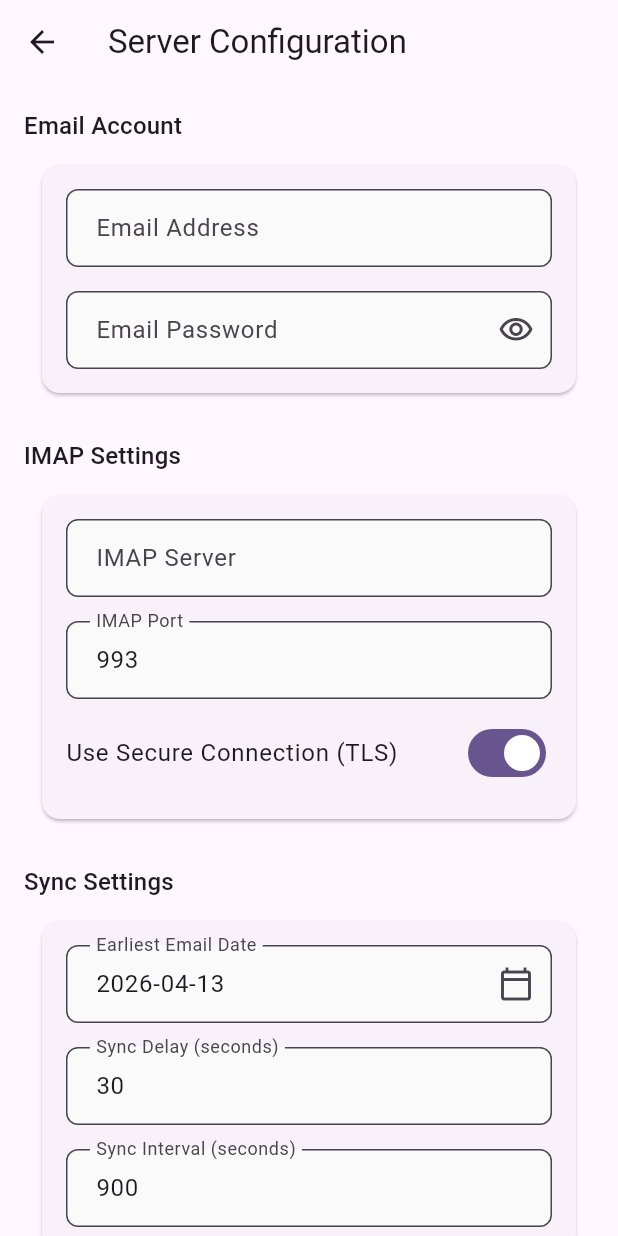
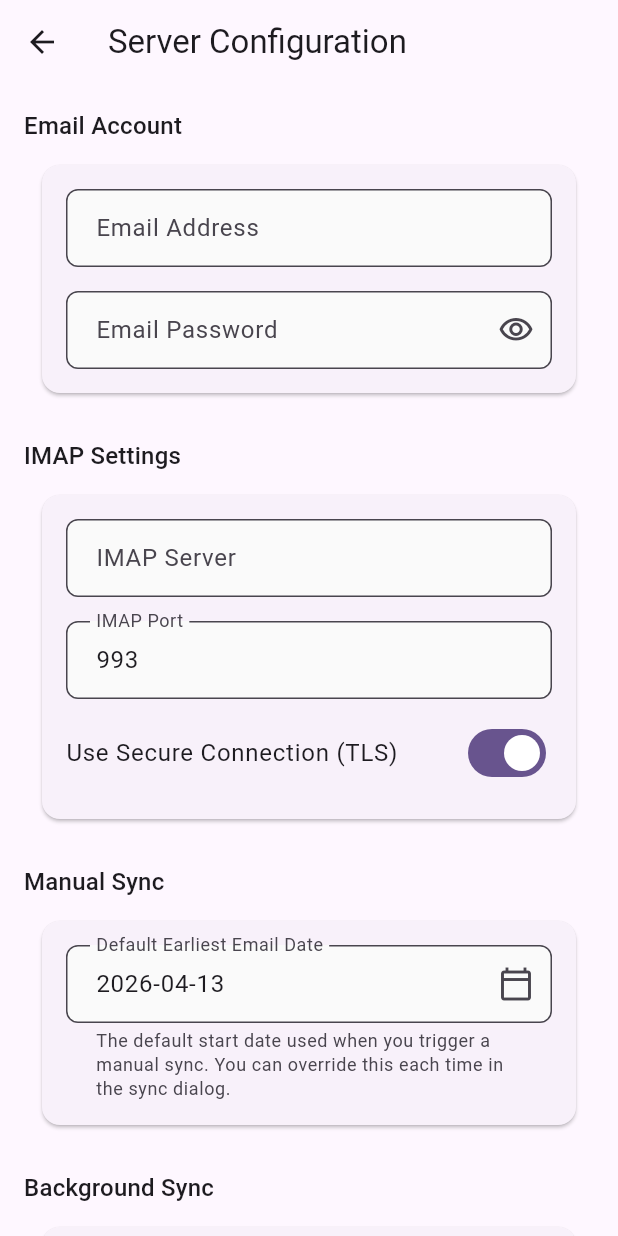
Before and after one commit to KwasiAsante/UtilityBillsManager, a Flutter app: the ServerConfigScreen screen opened directly, on a phone screen of 412 x 824 dp. Run offline on Flutter 3.47's test engine with Material 3 defaults, Android fonts, the phone set to English and light mode, and no system bars; our stand-ins replace cross_file, firebase_core, firebase_messaging, flutter_local_notifications, google_sign_in, logger and 8 more; missing offline and left inert: cryptography, dart:js_interop, enough_mail, file_selector, google_sign_in_web, googleapis and 2 more; accounts and stored records are empty; network calls fail.

Commit message:
feat: reorganize ServerConfigScreen sync settings into Manual Sync and Background Sync sections
Adds helper text to each sync field explaining its purpose.

Co-Authored-By: Claude Sonnet 4.6 <noreply@anthropic.com>

```diff
--- a/lib/screens/settings/server_config_screen.dart
+++ b/lib/screens/settings/server_config_screen.dart
@@ -284,9 +284,38 @@ class _ServerConfigScreenState extends State<ServerConfigScreen> {
                 ),
                 const SizedBox(height: 24),
 
-                // ── Sync settings ──────────────────────────────────────────────
+                // ── Manual Sync ────────────────────────────────────────────────
                 Text(
-                  'Sync Settings',
+                  'Manual Sync',
+                  style: Theme.of(context).textTheme.titleMedium,
+                ),
+                const SizedBox(height: 8),
+                Card(
+                  child: Padding(
+                    padding: const EdgeInsets.all(16),
+                    child: TextFormField(
+                      controller: _earliestDateController,
+                      decoration: InputDecoration(
+                        labelText: 'Default Earliest Email Date',
+                        helperText:
+                            'The default start date used when you trigger a manual sync. '
+                            'You can override this each time in the sync dialog.',
+                        helperMaxLines: 3,
+                        suffixIcon: IconButton(
+                          icon: const Icon(Icons.calendar_today_outlined),
+                          onPressed: _pickDate,
+                        ),
+                      ),
+                      readOnly: true,
+                      onTap: _pickDate,
+                    ),
+                  ),
+                ),
+                const SizedBox(height: 24),
+
+                // ── Background Sync ────────────────────────────────────────────
+                Text(
+                  'Background Sync',
                   style: Theme.of(context).textTheme.titleMedium,
                 ),
                 const SizedBox(height: 8),
@@ -296,23 +325,13 @@ class _ServerConfigScreenState extends State<ServerConfigScreen> {
                     child: Column(
                       children: [
                         TextFormField(
-                          controller: _earliestDateController,
-                          decoration: InputDecoration(
-                            labelText: 'Earliest Email Date',
-                            suffixIcon: IconButton(
-                              icon: const Icon(Icons.calendar_today_outlined),
-                              onPressed: _pickDate,
-                            ),
-                          ),
-                          readOnly: true,
-                          onTap: _pickDate,
-                        ),
-                        const SizedBox(height: 16),
-                        TextFormField(
                           controller: _syncDelayController,
                           decoration: const InputDecoration(
                             labelText: 'Sync Delay (seconds)',
                             hintText: '30',
+                            helperText:
+                                'How long to wait after the app starts before the first background sync runs.',
+                            helperMaxLines: 2,
                           ),
                           keyboardType: TextInputType.number,
                           validator:
@@ -328,6 +347,10 @@ class _ServerConfigScreenState extends State<ServerConfigScreen> {
                           decoration: const InputDecoration(
                             labelText: 'Sync Interval (seconds)',
                             hintText: '900',
+                            helperText:
+                                'How often the app checks for new emails in the background. '
+                                '900 = every 15 minutes.',
+                            helperMaxLines: 2,
                           ),
                           keyboardType: TextInputType.number,
                           validator: (v) => _validateInt(v, 'Sync Interval'),
```
Also changed, not shown: 1 other file.
